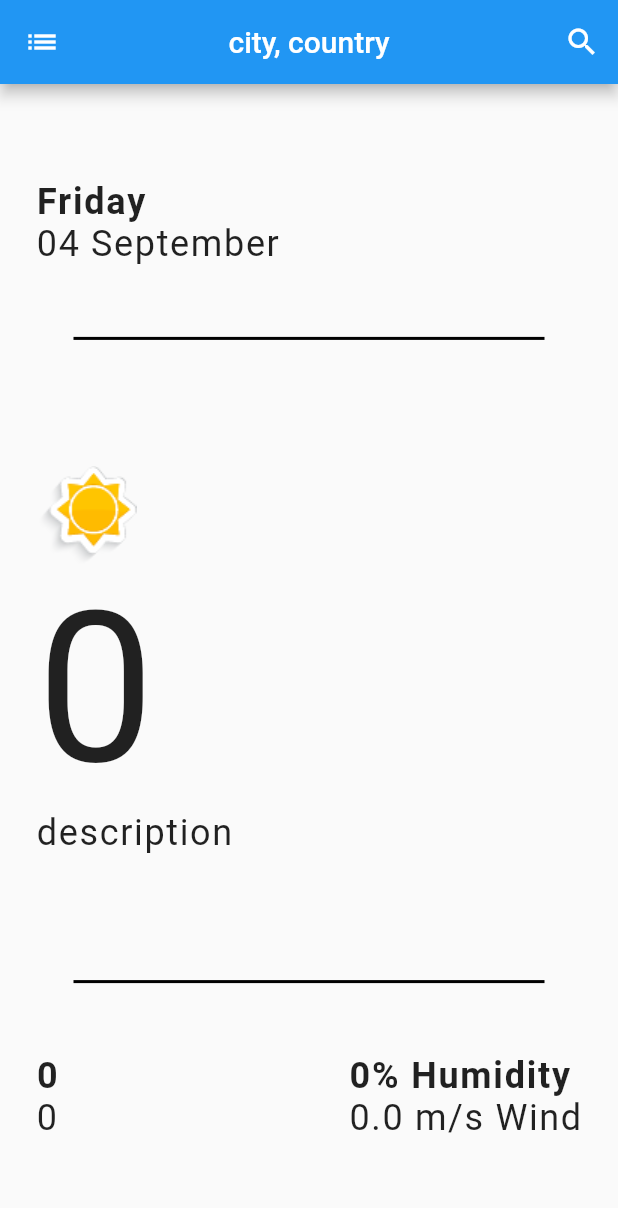
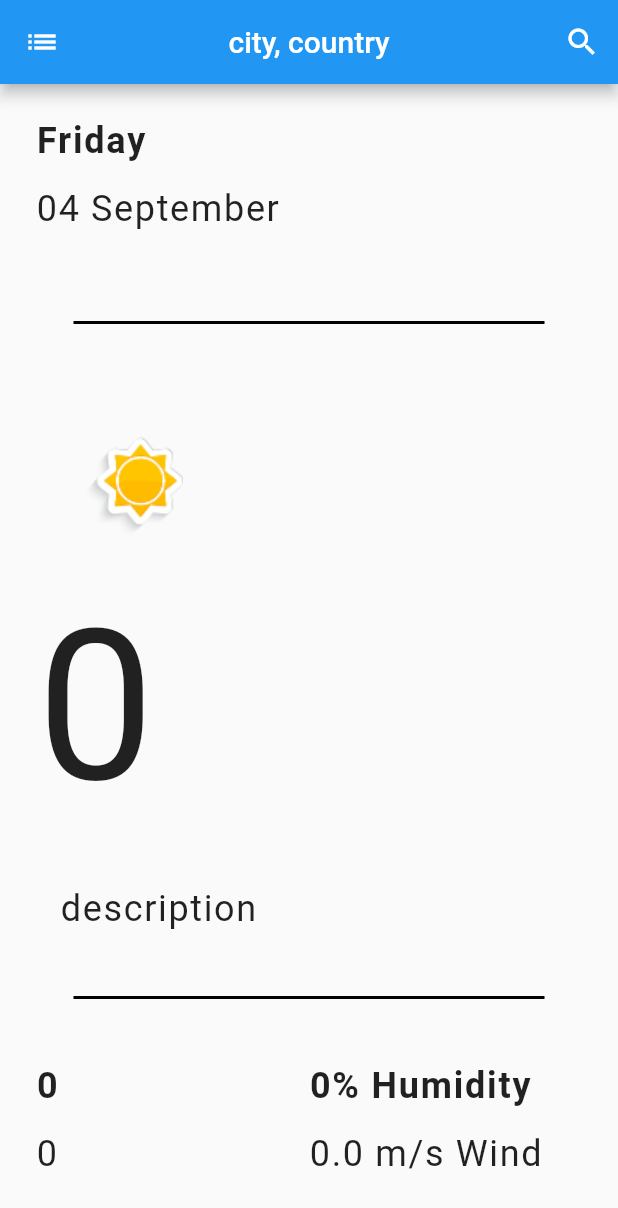
Before and after one commit to quydn720/weather-flutter, a Flutter app: the screen it shows after launch, on a phone screen of 412 x 824 dp. Shown: the top 1208 px of the screen. Run offline on Flutter 3.47's test engine with Material 2 defaults, Android fonts, the phone set to English and light mode, and no system bars; our stand-ins replace geolocator.

Commit message:
Fixing overflow error

```diff
--- a/lib/screens/home_screen.dart
+++ b/lib/screens/home_screen.dart
@@ -48,6 +48,7 @@ class _HomeScreenState extends State<HomeScreen> {
   @override
   Widget build(BuildContext context) {
     return Scaffold(
+        resizeToAvoidBottomInset: false,
         appBar: AppBar(
           leading: IconButton(
             icon: Icon(Icons.list),
@@ -75,85 +76,128 @@ class _HomeScreenState extends State<HomeScreen> {
             ),
           ],
         ),
-        body: Padding(
+        body: SafeArea(
+          child: Padding(
             padding: const EdgeInsets.all(24.0),
             child: Column(
               crossAxisAlignment: CrossAxisAlignment.start,
               children: [
                 Expanded(
-                child: TwoHeaderWidget(
+                  child: Column(
+                    crossAxisAlignment: CrossAxisAlignment.start,
                     children: [
-                    Text(
+                      Expanded(
+                        flex: 1,
+                        child: Text(
                           'Friday',
                           style: kBoldTextStyle,
                         ),
-                    Text(
+                      ),
+                      Expanded(
+                        flex: 1,
+                        child: Text(
                           '04 September',
                           style: kTextStyle,
+                        ),
                       ),
                     ],
                   ),
                 ),
-              Divider(
+                Expanded(
+                  child: Divider(
                     color: Colors.black,
                     thickness: 2.0,
                     indent: 25.0,
                     endIndent: 25.0,
                   ),
+                ),
+                Expanded(
+                  flex: 4,
+                  child: Column(
+                    crossAxisAlignment: CrossAxisAlignment.start,
+                    children: [
+                      Expanded(flex: 2, child: getIconFromNetwork(icon)),
                       Expanded(
                         flex: 3,
-                child: TwoHeaderWidget(
-                  children: [
-                    getIconFromNetwork(icon),
-                    Text(temp.toString(),
+                        child: Text(
+                          temp.toString(),
                           style: kTextStyle.copyWith(
                             fontSize: kTextSizeLarge,
-                        )),
-                    Text(
+                          ),
+                        ),
+                      ),
+                      Padding(
+                        padding: const EdgeInsets.only(top: 8.0, left: 16.0),
+                        child: Expanded(
+                          child: Text(
                             description,
                             style: kTextStyle,
+                          ),
+                        ),
                       ),
                     ],
                   ),
                 ),
-              Divider(
+                Expanded(
+                  child: Divider(
                     color: Colors.black,
                     thickness: 2.0,
                     indent: 25.0,
                     endIndent: 25.0,
                   ),
+                ),
                 Expanded(
                   child: Row(
-                  mainAxisAlignment: MainAxisAlignment.spaceBetween,
                     children: [
-                    TwoHeaderWidget(
+                      Expanded(
+                        child: Column(
+                          crossAxisAlignment: CrossAxisAlignment.start,
                           children: [
-                        Text(
+                            Expanded(
+                              child: Text(
                                 maxTemp,
                                 style: kBoldTextStyle,
                               ),
-                        Text(
+                            ),
+                            Expanded(
+                              child: Text(
                                 minTemp,
                                 style: kTextStyle,
                               ),
+                            ),
                           ],
                         ),
-                    TwoHeaderWidget(
+                      ),
+                      Expanded(
+                        child: SizedBox(
+                          width: double.infinity,
+                        ),
+                      ),
+                      Expanded(
+                        flex: 2,
+                        child: Column(
+                          crossAxisAlignment: CrossAxisAlignment.start,
                           children: [
-                        Text(
+                            Expanded(
+                              child: Text(
                                 '${humidity.toString()}% Humidity',
                                 style: kBoldTextStyle,
                               ),
-                        Text(
+                            ),
+                            Expanded(
+                              child: Text(
                                 '${windSpeed.toString()} m/s Wind',
                                 style: kTextStyle,
                               ),
-                      ],
                             ),
                           ],
                         ),
                       ),
                     ],
+                  ),
+                ),
+              ],
+            ),
           ),
         ));
   }
@@ -172,7 +216,6 @@ class TwoHeaderWidget extends StatelessWidget {
   @override
   Widget build(BuildContext context) {
     return Column(
-      mainAxisAlignment: MainAxisAlignment.center,
       crossAxisAlignment: CrossAxisAlignment.start,
       children: children,
     );
```
Lines whose indentation alone changed are shown as unchanged.
